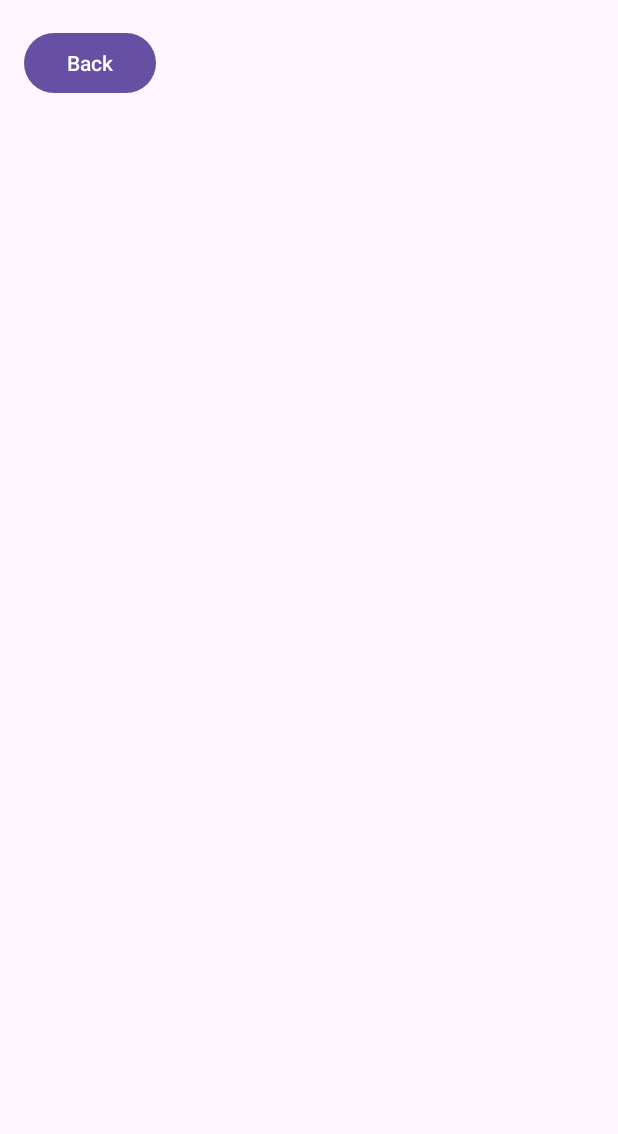
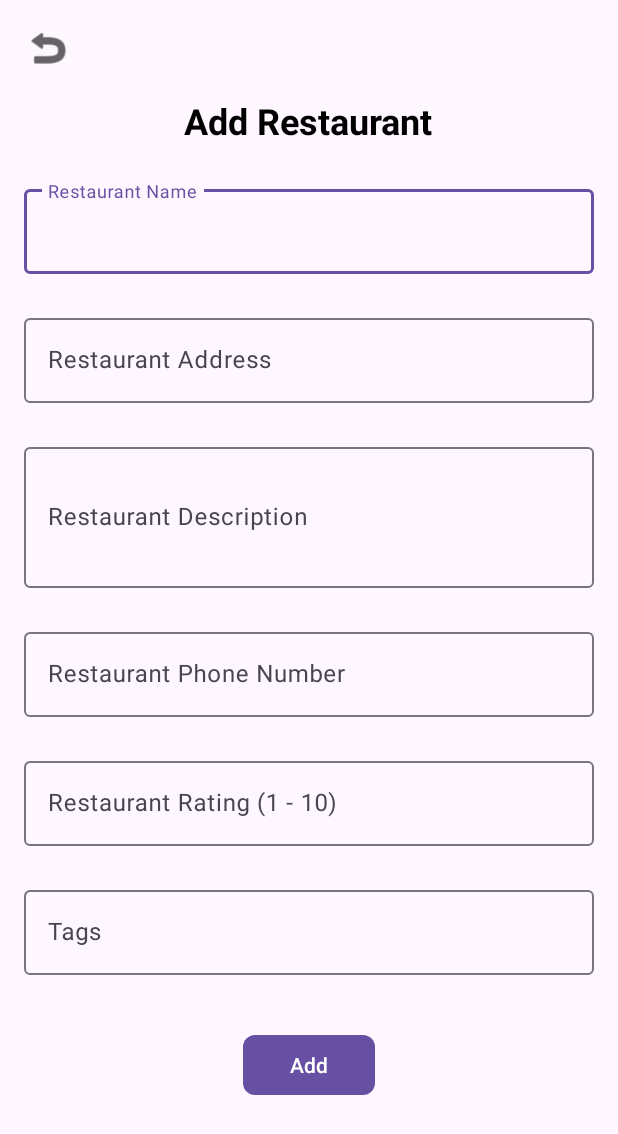
Before and after one commit to FurbaSherpa/G79, an Android app: the AddResturant screen opened directly, with no data from a screen before it, on a phone screen of 412 x 824 dp. Shown: the top 1134 px of the screen. Run offline under Robolectric (Android 15) with nearby library versions, the phone set to English and light mode, and no system bars; 2 statements that could not run were skipped.

Commit message:
Fix AddRestaurantActivity and layout: corrected IDs, inputTypes, and crash issues

```diff
--- a/app/src/main/res/layout/activity_add_resturant.xml
+++ b/app/src/main/res/layout/activity_add_resturant.xml
@@ -1,22 +1,135 @@
 <?xml version="1.0" encoding="utf-8"?>
-<androidx.constraintlayout.widget.ConstraintLayout xmlns:android="http://schemas.android.com/apk/res/android"
+<ScrollView xmlns:android="http://schemas.android.com/apk/res/android"
     xmlns:app="http://schemas.android.com/apk/res-auto"
-    xmlns:tools="http://schemas.android.com/tools"
-    android:id="@+id/main"
     android:layout_width="match_parent"
     android:layout_height="match_parent"
-    tools:context=".AddResturant">
+    android:fillViewport="true"
+    android:padding="16dp">
 
-    <Button
-        android:id="@+id/btn_back"
-        android:layout_width="wrap_content"
+    <LinearLayout
+        android:layout_width="match_parent"
         android:layout_height="wrap_content"
-        android:text="@string/btn_back"
-        app:layout_constraintBottom_toBottomOf="parent"
-        app:layout_constraintEnd_toEndOf="parent"
-        app:layout_constraintHorizontal_bias="0.049"
-        app:layout_constraintStart_toStartOf="parent"
-        app:layout_constraintTop_toTopOf="parent"
-        app:layout_constraintVertical_bias="0.023" />
+        android:orientation="vertical">
 
-</androidx.constraintlayout.widget.ConstraintLayout>
+        <!-- Back Button -->
+        <ImageButton
+            android:id="@+id/btnBack"
+            android:layout_width="wrap_content"
+            android:layout_height="wrap_content"
+            android:layout_marginBottom="16dp"
+            android:background="?attr/selectableItemBackgroundBorderless"
+            android:contentDescription="@string/btn_back"
+            android:src="@android:drawable/ic_menu_revert"
+            app:tint="@android:color/black" />
+
+        <!-- Title -->
+        <TextView
+            android:id="@+id/tvTitle"
+            android:layout_width="wrap_content"
+            android:layout_height="wrap_content"
+            android:text="@string/title_add_restaurant"
+            android:textSize="24sp"
+            android:textStyle="bold"
+            android:textColor="@android:color/black"
+            android:layout_gravity="center"
+            android:layout_marginBottom="24dp"/>
+
+        <!-- Restaurant Name -->
+        <com.google.android.material.textfield.TextInputLayout
+            android:layout_width="match_parent"
+            android:layout_height="wrap_content"
+            android:hint="@string/hint_restaurant_name"
+            android:layout_marginBottom="24dp">
+
+            <com.google.android.material.textfield.TextInputEditText
+                android:id="@+id/etRestaurantName"
+                android:layout_width="match_parent"
+                android:layout_height="wrap_content"
+                android:inputType="textPersonName" />
+        </com.google.android.material.textfield.TextInputLayout>
+
+        <!-- Restaurant Address -->
+        <com.google.android.material.textfield.TextInputLayout
+            android:layout_width="match_parent"
+            android:layout_height="wrap_content"
+            android:hint="@string/hint_restaurant_address"
+            android:layout_marginBottom="24dp">
+
+            <com.google.android.material.textfield.TextInputEditText
+                android:id="@+id/etRestaurantAddress"
+                android:layout_width="match_parent"
+                android:layout_height="wrap_content"
+                android:inputType="textPostalAddress" />
+        </com.google.android.material.textfield.TextInputLayout>
+
+        <!-- Restaurant Description -->
+        <com.google.android.material.textfield.TextInputLayout
+            android:layout_width="match_parent"
+            android:layout_height="wrap_content"
+            android:hint="@string/hint_restaurant_description"
+            android:layout_marginBottom="24dp">
+
+            <com.google.android.material.textfield.TextInputEditText
+                android:id="@+id/etRestaurantDescription"
+                android:layout_width="match_parent"
+                android:layout_height="wrap_content"
+                android:inputType="textMultiLine"
+                android:minLines="3" />
+        </com.google.android.material.textfield.TextInputLayout>
+
+        <!-- Phone Number -->
+        <com.google.android.material.textfield.TextInputLayout
+            android:layout_width="match_parent"
+            android:layout_height="wrap_content"
+            android:hint="@string/hint_restaurant_phone"
+            android:layout_marginBottom="24dp">
+
+            <com.google.android.material.textfield.TextInputEditText
+                android:id="@+id/etRestaurantPhone"
+                android:layout_width="match_parent"
+                android:layout_height="wrap_content"
+                android:inputType="phone" />
+        </com.google.android.material.textfield.TextInputLayout>
+
+        <!-- Rating -->
+        <com.google.android.material.textfield.TextInputLayout
+            android:layout_width="match_parent"
+            android:layout_height="wrap_content"
+            android:hint="@string/hint_restaurant_rating"
+            android:layout_marginBottom="24dp">
+
+            <com.google.android.material.textfield.TextInputEditText
+                android:id="@+id/etRestaurantRating"
+                android:layout_width="match_parent"
+                android:layout_height="wrap_content"
+                android:inputType="number" />
+        </com.google.android.material.textfield.TextInputLayout>
+
+        <!-- Tags -->
+        <com.google.android.material.textfield.TextInputLayout
+            android:layout_width="match_parent"
+            android:layout_height="wrap_content"
+            android:hint="@string/hint_restaurant_tags"
+            android:layout_marginBottom="24dp">
+
+            <com.google.android.material.textfield.TextInputEditText
+                android:id="@+id/etRestaurantTags"
+                android:layout_width="match_parent"
+                android:layout_height="wrap_content"
+                android:inputType="text" />
+        </com.google.android.material.textfield.TextInputLayout>
+
+        <!-- Add button -->
+        <com.google.android.material.button.MaterialButton
+            android:id="@+id/btnAddRestaurant"
+            android:layout_width="wrap_content"
+            android:layout_height="wrap_content"
+            android:layout_gravity="center"
+            android:layout_marginTop="12dp"
+            android:layout_marginBottom="24dp"
+            android:text="@string/btn_add"
+            android:textAllCaps="false"
+            android:textColor="@android:color/white"
+            app:cornerRadius="8dp" />
+    </LinearLayout>
+</ScrollView>
--- a/app/src/main/res/values/strings.xml
+++ b/app/src/main/res/values/strings.xml
@@ -5,4 +5,13 @@
     <string name="edit_resturant">Edit</string>
     <string name="directions">Directions</string>
     <string name="btn_back">Back</string>
+
+    <string name="title_add_restaurant">Add Restaurant</string>
+    <string name="hint_restaurant_name">Restaurant Name</string>
+    <string name="hint_restaurant_address">Restaurant Address</string>
+    <string name="hint_restaurant_description">Restaurant Description</string>
+    <string name="hint_restaurant_phone">Restaurant Phone Number</string>
+    <string name="hint_restaurant_rating">Restaurant Rating (1 - 10)</string>
+    <string name="hint_restaurant_tags">Tags</string>
+    <string name="btn_add">Add</string>
 </resources>
```
